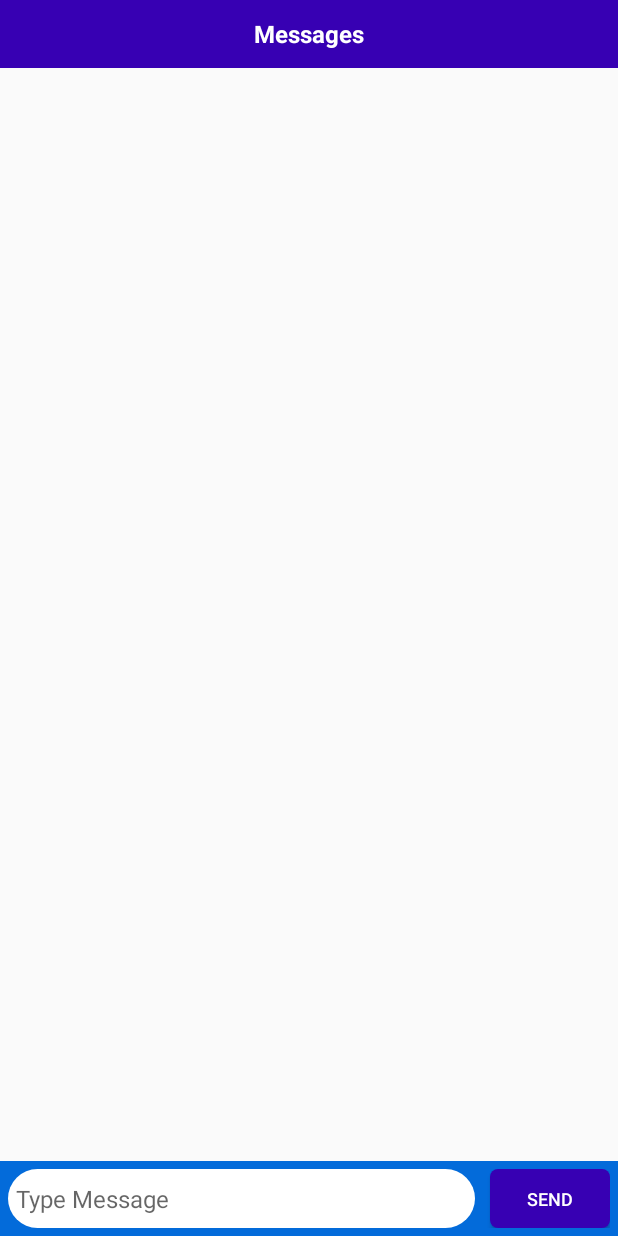
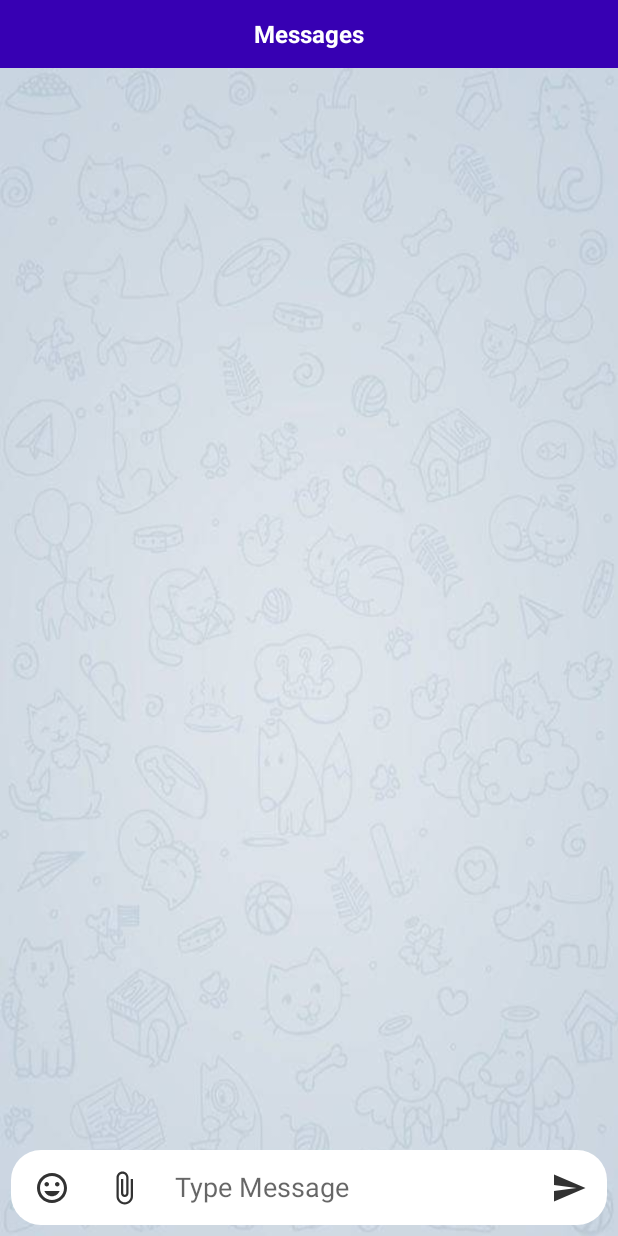
Before and after one commit to Andrew-1000/ChatAppMVVM, an Android app: the layout activity_chat.xml on its own in the app's theme, with its tools: preview values and no code run, on a phone screen of 412 x 824 dp. Run offline under Robolectric (Android 15) with nearby library versions, the phone set to English and light mode, and no system bars.

Commit message:
Refactoring Chat UI page

```diff
--- a/app/src/main/AndroidManifest.xml
+++ b/app/src/main/AndroidManifest.xml
@@ -11,7 +11,11 @@
         android:roundIcon="@mipmap/ic_launcher_round"
         android:supportsRtl="true"
         android:theme="@style/AppTheme">
-        <activity android:name=".view.ChatActivity"></activity>
+        <activity android:name=".view.ChatActivity"
+            android:windowSoftInputMode="adjustResize"
+            android:theme="@style/chatTheme">
+
+        </activity>
         <activity android:name=".view.LoginActivity">
             <intent-filter>
                 <action android:name="android.intent.action.MAIN" />
--- /dev/null
+++ b/app/src/main/res/drawable/ic_attach_file_black_24dp.xml
@@ -0,0 +1,9 @@
+<vector xmlns:android="http://schemas.android.com/apk/res/android"
+        android:width="24dp"
+        android:height="24dp"
+        android:viewportWidth="24.0"
+        android:viewportHeight="24.0">
+    <path
+        android:fillColor="#FF000000"
+        android:pathData="M16.5,6v11.5c0,2.21 -1.79,4 -4,4s-4,-1.79 -4,-4V5c0,-1.38 1.12,-2.5 2.5,-2.5s2.5,1.12 2.5,2.5v10.5c0,0.55 -0.45,1 -1,1s-1,-0.45 -1,-1V6H10v9.5c0,1.38 1.12,2.5 2.5,2.5s2.5,-1.12 2.5,-2.5V5c0,-2.21 -1.79,-4 -4,-4S7,2.79 7,5v12.5c0,3.04 2.46,5.5 5.5,5.5s5.5,-2.46 5.5,-5.5V6h-1.5z"/>
+</vector>
--- /dev/null
+++ b/app/src/main/res/drawable/ic_insert_emoticon_black_24dp.xml
@@ -0,0 +1,9 @@
+<vector xmlns:android="http://schemas.android.com/apk/res/android"
+        android:width="24dp"
+        android:height="24dp"
+        android:viewportWidth="24.0"
+        android:viewportHeight="24.0">
+    <path
+        android:fillColor="#FF000000"
+        android:pathData="M11.99,2C6.47,2 2,6.48 2,12s4.47,10 9.99,10C17.52,22 22,17.52 22,12S17.52,2 11.99,2zM12,20c-4.42,0 -8,-3.58 -8,-8s3.58,-8 8,-8 8,3.58 8,8 -3.58,8 -8,8zM15.5,11c0.83,0 1.5,-0.67 1.5,-1.5S16.33,8 15.5,8 14,8.67 14,9.5s0.67,1.5 1.5,1.5zM8.5,11c0.83,0 1.5,-0.67 1.5,-1.5S9.33,8 8.5,8 7,8.67 7,9.5 7.67,11 8.5,11zM12,17.5c2.33,0 4.31,-1.46 5.11,-3.5L6.89,14c0.8,2.04 2.78,3.5 5.11,3.5z"/>
+</vector>
--- /dev/null
+++ b/app/src/main/res/drawable/ic_send_black_24dp.xml
@@ -0,0 +1,9 @@
+<vector xmlns:android="http://schemas.android.com/apk/res/android"
+        android:width="24dp"
+        android:height="24dp"
+        android:viewportWidth="24.0"
+        android:viewportHeight="24.0">
+    <path
+        android:fillColor="#FF000000"
+        android:pathData="M2.01,21L23,12 2.01,3 2,10l15,2 -15,2z"/>
+</vector>
--- a/app/src/main/res/layout/activity_chat.xml
+++ b/app/src/main/res/layout/activity_chat.xml
@@ -1,5 +1,5 @@
-
-<layout xmlns:android="http://schemas.android.com/apk/res/android">
+<layout xmlns:android="http://schemas.android.com/apk/res/android"
+    xmlns:app="http://schemas.android.com/apk/res-auto">
     <data>
         <variable
             name="viewModel"
@@ -20,6 +20,7 @@
             style="@style/activity_headers"/>
         <RelativeLayout
             android:layout_width="match_parent"
+            android:background="@drawable/chatbg"
             android:layout_height="match_parent">
             <androidx.recyclerview.widget.RecyclerView
                 android:layout_width="match_parent"
@@ -30,26 +31,57 @@
 
             </androidx.recyclerview.widget.RecyclerView>
             <LinearLayout
+                android:id="@+id/layout_input"
                 android:layout_width="match_parent"
                 android:layout_height="@dimen/small_height"
-                android:id="@+id/layout_input"
                 android:orientation="horizontal"
+                android:padding="3dp"
+                android:layout_margin="7dp"
                 android:layout_alignParentBottom="true"
-                style="@style/regular_layouts">
+                android:background="@drawable/rounded_edittext"
+                android:weightSum="10"
+                style="@style/chat_editText">
+
+                <ImageButton
+                    android:id="@+id/emoji_button"
+                    android:layout_width="wrap_content"
+                    android:layout_height="wrap_content"
+                    android:layout_weight="1"
+                    android:alpha="0.8"
+                    android:background="@drawable/rounded_edittext"
+                    android:padding="10dp"
+                    app:srcCompat="@drawable/ic_insert_emoticon_black_24dp" />
+                <ImageButton
+                    android:id="@+id/chat_add_btn"
+                    android:layout_width="wrap_content"
+                    android:layout_height="wrap_content"
+                    android:layout_weight="1"
+                    android:alpha="0.8"
+                    android:background="@android:color/white"
+                    android:padding="10dp"
+                    app:srcCompat="@drawable/ic_attach_file_black_24dp" />
+
                 <EditText
-                    android:layout_width="0dp"
-                    android:layout_height="match_parent"
+                    android:id="@+id/edittext_chat_message"
+                    android:layout_width="wrap_content"
+                    android:layout_height="wrap_content"
+                    android:layout_weight="8"
+                    android:background="@color/white"
+                    android:ems="10"
+                    android:inputType="textMultiLine"
+                    android:hint="@string/hint_typing"
+                    android:layout_gravity="center"
+                    android:padding="10dp"
+                     />
+                <ImageButton
+                    android:layout_width="wrap_content"
+                    android:layout_height="wrap_content"
+                    android:onClick="@{() -> activity.sendMessage()}"
                     android:layout_weight="1"
-                    android:hint="@string/hint_typing"
-                    android:id="@+id/edittext_chat_message"
-                    style="@style/regular_text"
-                    android:layout_marginEnd="@dimen/margin_average" />
-                <Button
-                    android:layout_width="@dimen/small_width"
-                    android:layout_height="match_parent"
-                    android:text="@string/send_text"
-                    android:onClick="@{() -> activity.sendMessage()}"
-                    style="@style/regular_buttons"/>
+                    android:alpha="0.8"
+                    android:background="@drawable/rounded_edittext"
+                    android:padding="10dp"
+                    app:srcCompat="@drawable/ic_send_black_24dp"/>
 
             </LinearLayout>
         </RelativeLayout>
```
Also changed, not shown: app/src/main/res/layout/activity_login.xml (+11 -12 lines), app/src/main/res/layout/row_chat_adapter.xml (+28 -17 lines), app/src/main/res/drawable/chatbg.jpg (added), app/src/main/res/drawable/default_chatbg.jpg (added).
